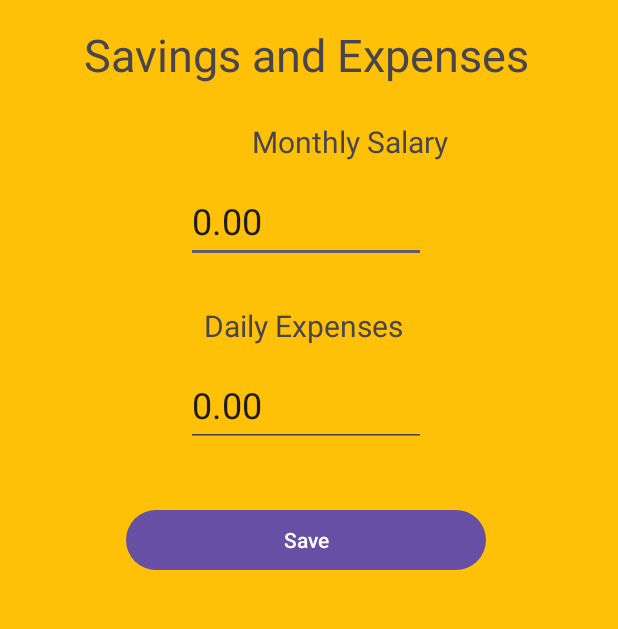
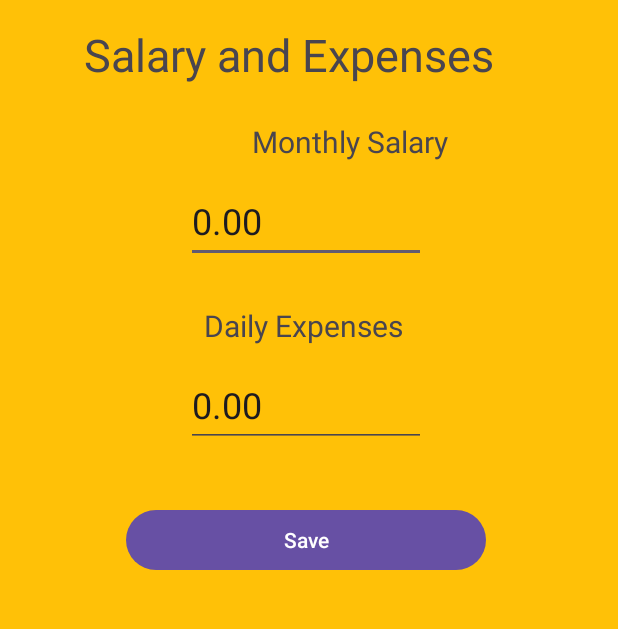
Before and after one commit to kxsong554520/SaveForPlan, an Android app: the SalaryExpenses screen opened directly, with no data from a screen before it, on a phone screen of 412 x 824 dp, the part 408-1037 px from its top. Run offline under Robolectric (Android 15) with nearby library versions, the phone set to English and light mode, and no system bars.

Commit message:
95% project completion

```diff
--- a/app/src/main/AndroidManifest.xml
+++ b/app/src/main/AndroidManifest.xml
@@ -24,7 +24,7 @@
 
         <activity android:name=".AddPlan" />
         <activity android:name=".ViewPlan" />
-        <activity android:name=".SavingsExpenses" />
+        <activity android:name=".SalaryExpenses" />
     </application>
 
 </manifest>
--- a/app/src/main/java/com/example/saveforplanclayout/MainActivity.kt
+++ b/app/src/main/java/com/example/saveforplanclayout/MainActivity.kt
@@ -1,8 +1,6 @@
 package com.example.saveforplanclayout
 
-import android.content.Context
 import android.content.Intent
-import android.content.SharedPreferences
 import androidx.appcompat.app.AppCompatActivity
 import android.os.Bundle
 import android.view.View
@@ -25,7 +23,7 @@ class MainActivity : AppCompatActivity() {
     }
 
     fun onClickBankAccountExpenses(view: View) {
-        val intent = Intent(this, SavingsExpenses::class.java)
+        val intent = Intent(this, SalaryExpenses::class.java)
         startActivity(intent)
     }
 }
--- a/app/src/main/java/com/example/saveforplanclayout/SavingsExpenses.kt
+++ b/app/src/main/java/com/example/saveforplanclayout/SalaryExpenses.kt
@@ -9,11 +9,11 @@ import android.widget.EditText
 import android.widget.Toast
 import androidx.appcompat.app.AppCompatActivity
 
-class SavingsExpenses :AppCompatActivity(){
+class SalaryExpenses :AppCompatActivity(){
 
     override fun onCreate(savedInstanceState: Bundle?) {
         super.onCreate(savedInstanceState)
-        setContentView(R.layout.savings_expenses)
+        setContentView(R.layout.salary_expenses)
 
         //Initializing sharedPreferenceManager
         val sharedPreferenceManager = SharedPreferenceManager(this)
@@ -42,14 +42,14 @@ class SavingsExpenses :AppCompatActivity(){
         }
 
         save_button.setOnClickListener{
-            val saving_float = savings.text.toString().toFloat()
+            val salary_float = savings.text.toString().toFloat()
             val expenses_float = expenses.text.toString().toFloat()
 
             //Delete previous record from Shared Preference
             sharedPreferenceManager.clearAll(this)
 
             //Add new record into Shared Preference
-            sharedPreferenceManager.saveSalaryAmount(saving_float)
+            sharedPreferenceManager.saveSalaryAmount(salary_float)
             sharedPreferenceManager.saveExpensesAmount(expenses_float)
 
             Toast.makeText(this, "Successfully saved", Toast.LENGTH_SHORT).show()
--- a/app/src/main/res/layout/savings_expenses.xml
+++ b/app/src/main/res/layout/salary_expenses.xml
@@ -39,7 +39,7 @@
         android:layout_centerHorizontal="true"
         android:layout_marginStart="56dp"
         android:layout_marginTop="16dp"
-        android:text="@string/savings_and_expenses"
+        android:text="@string/salary_and_expenses"
         android:textSize="30sp"
         app:layout_constraintStart_toStartOf="parent"
         app:layout_constraintTop_toBottomOf="@+id/logoImageView3" />
--- a/app/src/main/res/values/strings.xml
+++ b/app/src/main/res/values/strings.xml
@@ -1,7 +1,7 @@
 <resources>
     <string name="app_name">SaveForPlan(CLayout)</string>
     <string name="add_plan">Add Plan</string>
-    <string name="savings_and_expenses">Savings and Expenses</string>
+    <string name="salary_and_expenses">Salary and Expenses</string>
     <string name="view_existing_plan">View Existing Plan</string>
     <string name="save_for_plans">SAVE FOR PLANS</string>
     <string name="save_for_plans_logo">save for plans logo</string>
```
